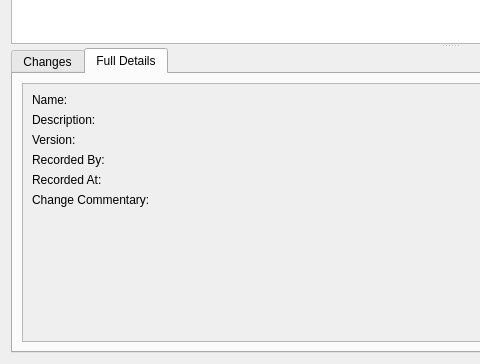
Old version of the form projects/ores.qt/ui/DataDomainHistoryDialog.ui in the repository OreStudio/OreStudio; both pictures show x 0 to 480 and y 236 to 600 of the 900 by 600 pixel window.
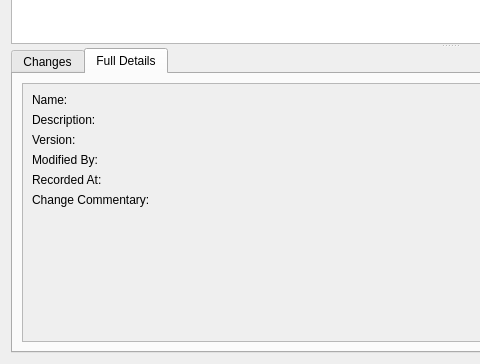
New version of the form. The open tabs and pages were chosen to show the change.

Commit message: [protocol] Fix audit trail metadata: rename recorded_by, remove from wire format

```diff
--- a/projects/ores.qt/ui/DataDomainHistoryDialog.ui
+++ b/projects/ores.qt/ui/DataDomainHistoryDialog.ui
@@ -143,7 +143,7 @@
                <item row="3" column="0">
                 <widget class="QLabel" name="recordedByLabel">
                  <property name="text">
-                  <string>Recorded By:</string>
+                  <string>Modified By:</string>
                  </property>
                 </widget>
                </item>
```
Left out of the diff: 4 changed lines with no effect on the pictures. The commit also changes 473 other files.
